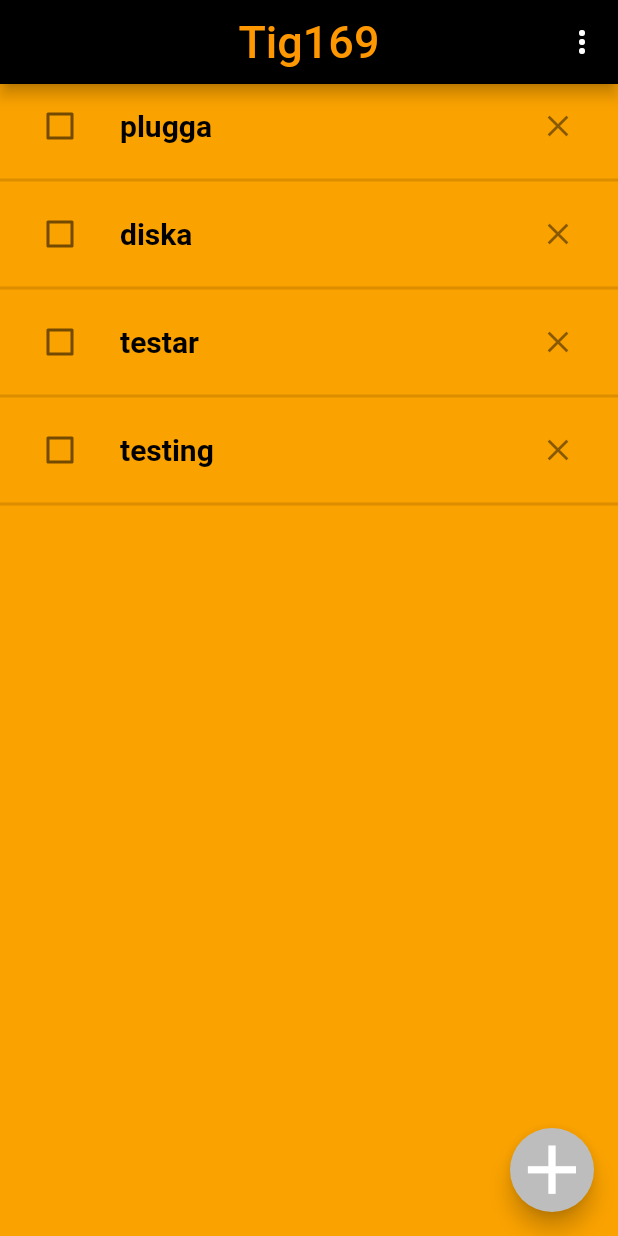
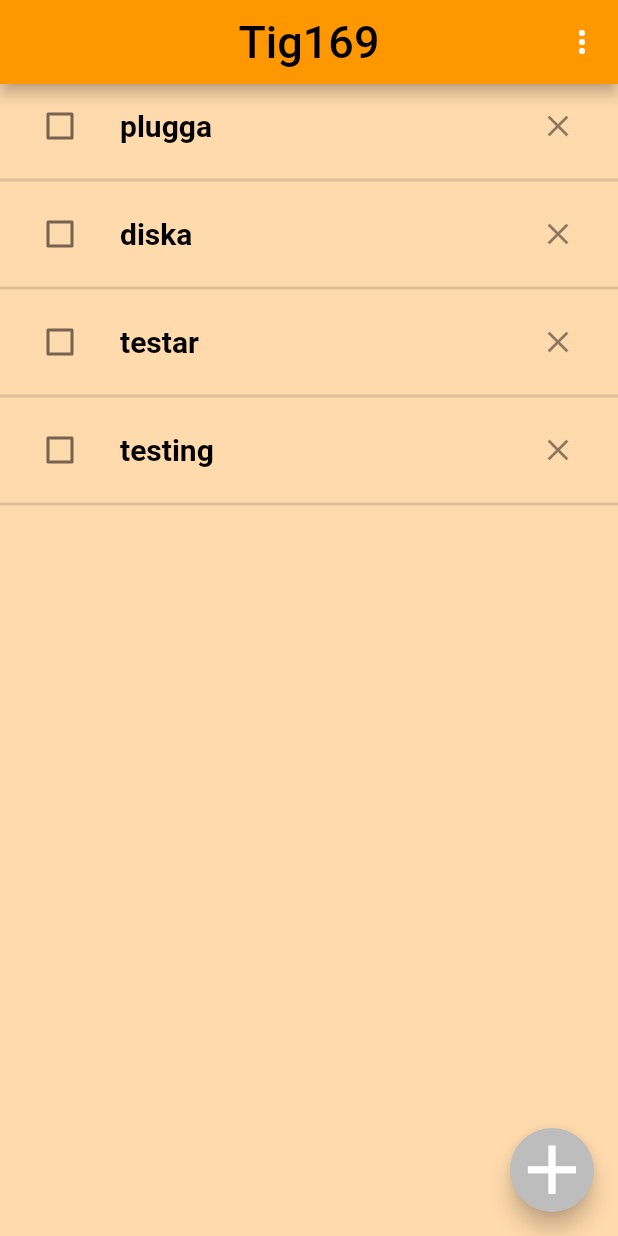
Before and after one commit to gu-tig169-ht21/gusaxellth, a Flutter app: the screen it shows after launch, on a phone screen of 412 x 824 dp. Run offline on Flutter 3.47's test engine with Material 2 defaults, Android fonts, the phone set to English and light mode, and no system bars.

Commit message:
farg andringar

```diff
--- a/lib/main.dart
+++ b/lib/main.dart
@@ -21,14 +21,14 @@ class MainView extends StatelessWidget {
   @override
   Widget build(BuildContext context) {
     return Scaffold(
-      backgroundColor: Color.fromARGB(255, 250, 162, 0),
+      backgroundColor: Color.fromARGB(255, 255, 218, 173),
       appBar: AppBar(
         centerTitle: true,
         title: Text(
           'Tig169',
-          style: TextStyle(fontSize: 30, color: Colors.orange),
+          style: TextStyle(fontSize: 30, color: Colors.black),
         ),
-        backgroundColor: Colors.black,
+        backgroundColor: Colors.orange,
         actions: [
           PopupMenuButton(
               itemBuilder: (context) => [
```
